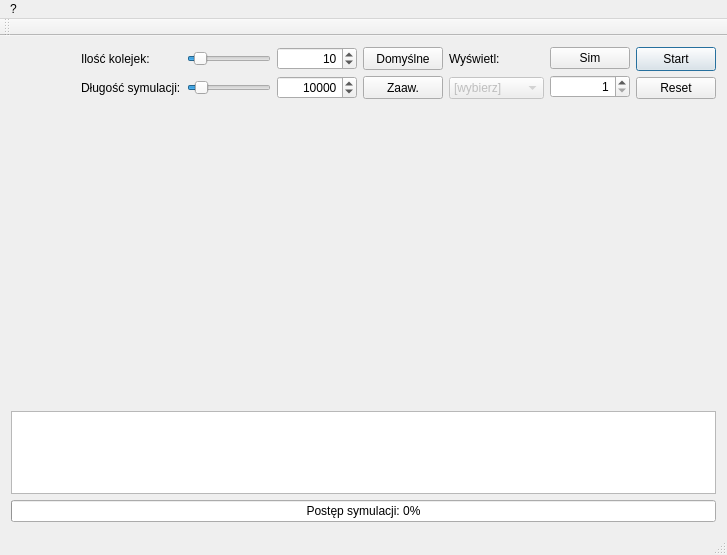
Before: the Qt Designer form mainwindow.ui in wgml/kolejki, drawn with Qt 5.
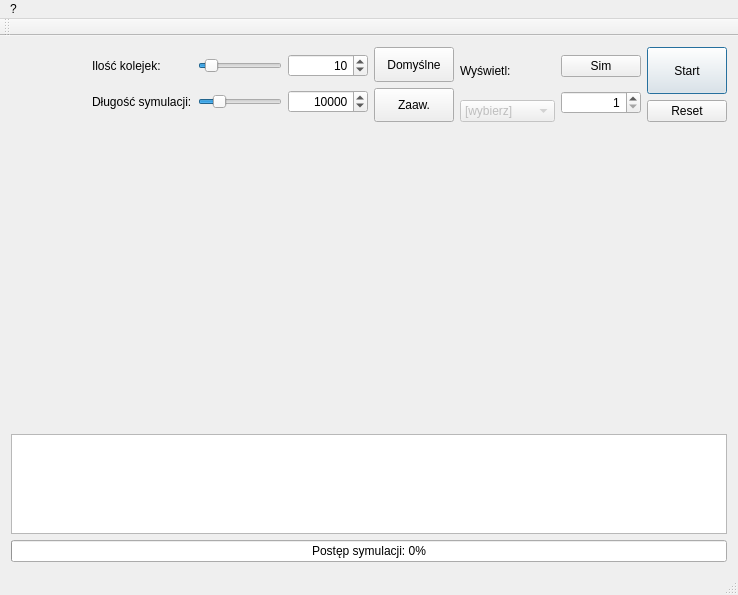
After: the same form once the commit is applied. Custom widgets are drawn as their Qt base class.

The edit to the form file:
```diff
--- a/mainwindow.ui
+++ b/mainwindow.ui
@@ -6,8 +6,8 @@
    <rect>
     <x>0</x>
     <y>0</y>
-    <width>727</width>
-    <height>555</height>
+    <width>738</width>
+    <height>595</height>
    </rect>
   </property>
   <property name="sizePolicy">
@@ -137,7 +137,7 @@
              <number>1</number>
             </property>
             <property name="maximum">
-             <number>100000</number>
+             <number>50000</number>
             </property>
             <property name="singleStep">
              <number>100</number>
@@ -177,7 +177,7 @@
              <number>1</number>
             </property>
             <property name="maximum">
-             <number>100000</number>
+             <number>50000</number>
             </property>
             <property name="singleStep">
              <number>100</number>
@@ -432,7 +432,7 @@
     <rect>
      <x>0</x>
      <y>0</y>
-     <width>727</width>
+     <width>738</width>
      <height>25</height>
     </rect>
    </property>
```
Left out of the diff: 6 changed lines with no effect on the pictures.
